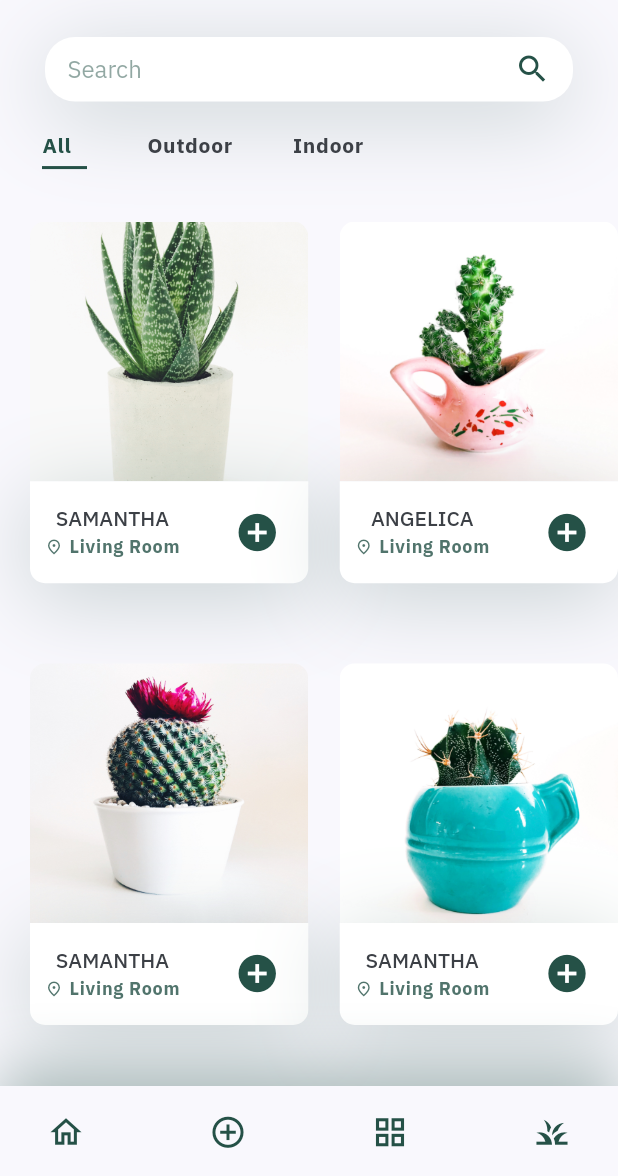
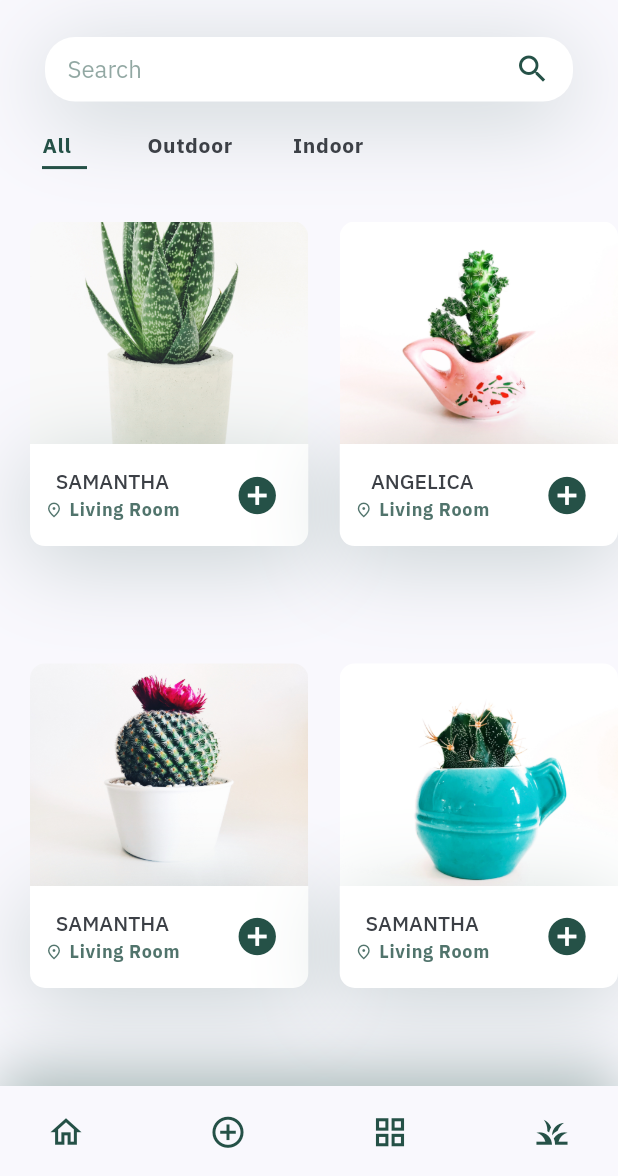
Before and after one commit to KChristelle/plant_project_summative, a Flutter app: the ViewPlants screen opened directly, on a phone screen of 412 x 824 dp, the part 60-1236 px from its top. Run offline on Flutter 3.47's test engine with Material 2 defaults, Android fonts, the phone set to English and light mode, and no system bars; our stand-ins replace cloud_firestore, date_field, firebase_auth, firebase_core, google_fonts, slider_button and 2 more; accounts and stored records are empty.

Commit message:
Resolved overflow in myplants

```diff
--- a/lib/screens/home/components/usersPlantCard.dart
+++ b/lib/screens/home/components/usersPlantCard.dart
@@ -30,7 +30,7 @@ class UserPlantCard extends StatelessWidget {
       child: Column(
         children: <Widget>[
           Container(
-            height: size.height * 0.21,
+            height: size.height * 0.18,
             decoration: BoxDecoration(
               borderRadius: BorderRadius.only(
                 topLeft: Radius.circular(10),
--- a/lib/screens/home/viewPlants.dart
+++ b/lib/screens/home/viewPlants.dart
@@ -57,7 +57,7 @@ class _ViewPlantsState extends State<ViewPlants> {
                 // Removed the "invertorysize " variable
                 // because it is not have a limited size. It created an infinite
                 // number of plant cards. Find the var in user.dart
-                itemCount: 8,
+                itemCount: 4,
                 gridDelegate: SliverGridDelegateWithFixedCrossAxisCount(
                   crossAxisCount: 2,
                   crossAxisSpacing: kDefaultPadding / 20,
@@ -65,6 +65,7 @@ class _ViewPlantsState extends State<ViewPlants> {
                   childAspectRatio: 0.7,
                 ),
                 itemBuilder: (BuildContext context, int index) {
+                  // return userplants[index];
                   return userplants[index];
                 },
               ),
```
Also changed, not shown: 2 other files.
